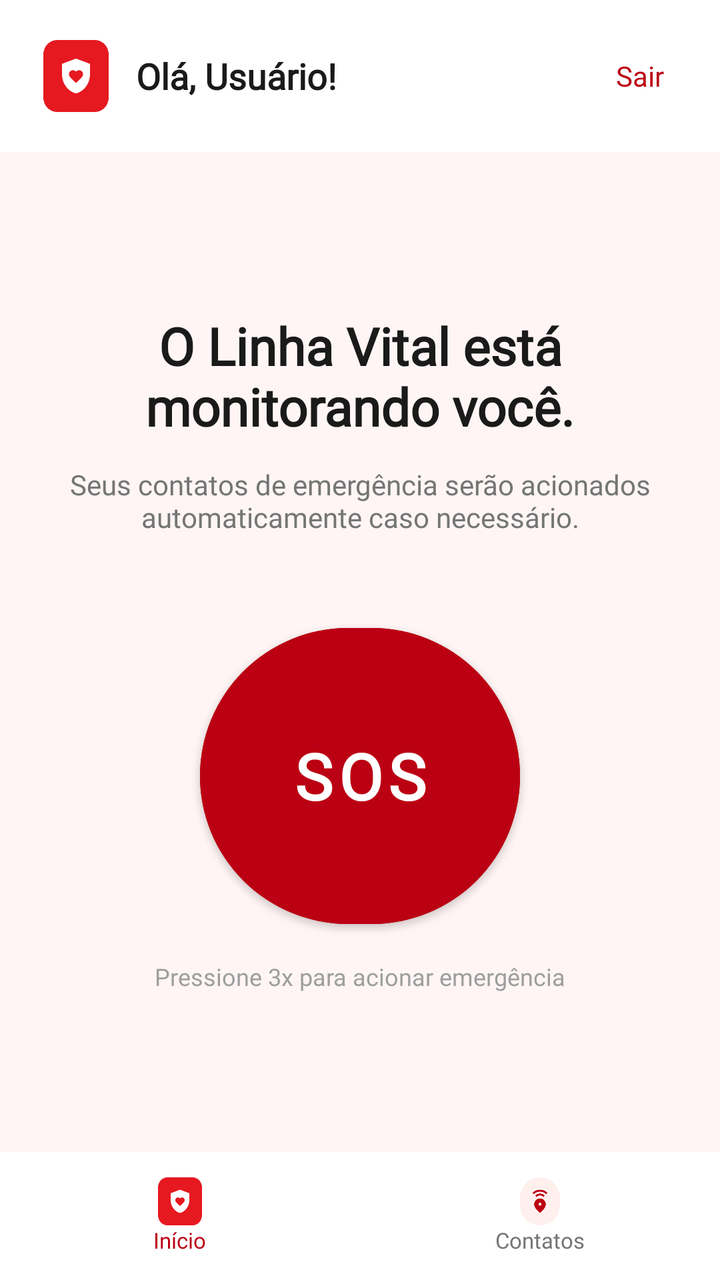
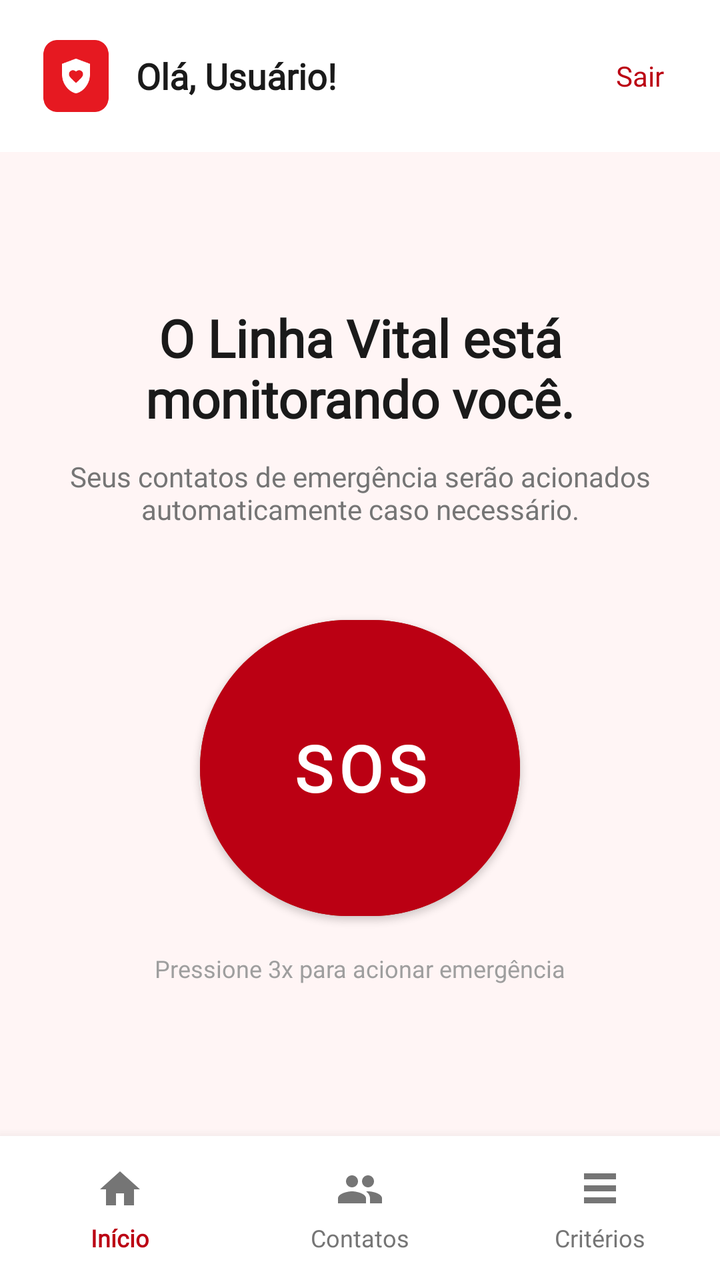

Before-and-after screenshots of an Android layout around one commit, followed by the original layout XML and the change that was made.
<!-- AndroidManifest.xml: activity theme Theme.MaterialComponents.Light.NoActionBar -->
<!-- res/layout/activity_home.xml -->
<?xml version="1.0" encoding="utf-8"?>
<LinearLayout
    android:id="@+id/rootHome"
    xmlns:android="http://schemas.android.com/apk/res/android"
    xmlns:app="http://schemas.android.com/apk/res-auto"
    android:layout_width="match_parent"
    android:layout_height="match_parent"
    android:orientation="vertical"
    android:background="#FFF5F5">

    
    <LinearLayout
        android:id="@+id/headerHome"
        android:layout_width="match_parent"
        android:layout_height="wrap_content"
        android:orientation="horizontal"
        android:gravity="center_vertical"
        android:padding="20dp"
        android:background="#FFFFFF">

        <ImageView
            android:layout_width="36dp"
            android:layout_height="36dp"
            android:src="@drawable/ic_logo"
            android:contentDescription="Logo" />

        <TextView
            android:id="@+id/tvBemVindo"
            android:layout_width="0dp"
            android:layout_height="wrap_content"
            android:layout_weight="1"
            android:text="Olá, Usuário!"
            android:textSize="18sp"
            android:textStyle="bold"
            android:textColor="#1A1A1A"
            android:layout_marginStart="12dp"
            android:fontFamily="@font/newsreader_regular" />

        <TextView
            android:id="@+id/btnLogout"
            android:layout_width="wrap_content"
            android:layout_height="wrap_content"
            android:text="Sair"
            android:textColor="#BB0013"
            android:textSize="14sp"
            android:fontFamily="@font/public_sans"
            android:padding="8dp" />
    </LinearLayout>

    
    <LinearLayout
        android:layout_width="match_parent"
        android:layout_height="0dp"
        android:layout_weight="1"
        android:orientation="vertical"
        android:gravity="center"
        android:padding="32dp">

        <TextView
            android:layout_width="match_parent"
            android:layout_height="wrap_content"
            android:text="O Linha Vital está\nmonitorando você."
            android:textSize="26sp"
            android:textStyle="bold"
            android:textColor="#1A1A1A"
            android:fontFamily="@font/newsreader_regular"
            android:gravity="center" />

        <TextView
            android:layout_width="match_parent"
            android:layout_height="wrap_content"
            android:text="Seus contatos de emergência serão acionados automaticamente caso necessário."
            android:textSize="14sp"
            android:textColor="#757575"
            android:fontFamily="@font/public_sans"
            android:gravity="center"
            android:layout_marginTop="12dp" />

        
        <com.google.android.material.button.MaterialButton
            android:id="@+id/btnSOS"
            android:layout_width="160dp"
            android:layout_height="160dp"
            android:text="SOS"
            android:textSize="32sp"
            android:textColor="#FFFFFF"
            android:textStyle="bold"
            android:fontFamily="@font/public_sans"
            android:layout_marginTop="40dp"
            android:backgroundTint="#BB0013"
            app:cornerRadius="80dp" />

        <TextView
            android:layout_width="wrap_content"
            android:layout_height="wrap_content"
            android:text="Pressione 3x para acionar emergência"
            android:textSize="12sp"
            android:textColor="#9E9E9E"
            android:fontFamily="@font/public_sans"
            android:layout_marginTop="12dp" />

    </LinearLayout>

    
    <LinearLayout
        android:id="@+id/bottomNavigationContainer"
        android:layout_width="match_parent"
        android:layout_height="wrap_content"
        android:orientation="vertical"
        android:background="#FFFFFF">

        <LinearLayout
            android:id="@+id/bottomNavigation"
            android:layout_width="match_parent"
            android:layout_height="64dp"
            android:orientation="horizontal"
            android:background="#FFFFFF"
            android:elevation="8dp">

            <LinearLayout
                android:id="@+id/btnNavHome"
                android:layout_width="0dp"
                android:layout_height="match_parent"
                android:layout_weight="1"
                android:orientation="vertical"
                android:gravity="center">

                <ImageView
                    android:layout_width="24dp"
                    android:layout_height="24dp"
                    android:src="@drawable/ic_logo"
                    android:contentDescription="Home" />

                <TextView
                    android:layout_width="wrap_content"
                    android:layout_height="wrap_content"
                    android:text="Início"
                    android:textSize="11sp"
                    android:textColor="#BB0013"
                    android:fontFamily="@font/public_sans" />
            </LinearLayout>

            <LinearLayout
                android:id="@+id/btnNavContatos"
                android:layout_width="0dp"
                android:layout_height="match_parent"
                android:layout_weight="1"
                android:orientation="vertical"
                android:gravity="center">

                <ImageView
                    android:layout_width="24dp"
                    android:layout_height="24dp"
                    android:src="@drawable/ic_ajuda_imediata"
                    android:contentDescription="Contatos" />

                <TextView
                    android:layout_width="wrap_content"
                    android:layout_height="wrap_content"
                    android:text="Contatos"
                    android:textSize="11sp"
                    android:textColor="#757575"
                    android:fontFamily="@font/public_sans" />
            </LinearLayout>

        </LinearLayout>
    </LinearLayout>

</LinearLayout>
<!-- resources referenced by this layout -->
<resources>
  <!-- drawable ic_ajuda_imediata: png bitmap (drawable, 5469 bytes) -->
  <!-- drawable ic_logo: png bitmap (drawable, 3103 bytes) -->
</resources>

<!-- the commit's change to res/layout/activity_home.xml (unified diff, before → after) -->
@@ -101,69 +101,119 @@
 
     </LinearLayout>
 
-    
+    <include layout="@layout/view_bottom_navigation" />
+
+</LinearLayout>
+<!-- res/layout/view_bottom_navigation.xml (included above) -->
+<?xml version="1.0" encoding="utf-8"?>
+<LinearLayout xmlns:android="http://schemas.android.com/apk/res/android"
+    android:id="@+id/bottomNavigationContainer"
+    android:layout_width="match_parent"
+    android:layout_height="wrap_content"
+    android:orientation="vertical"
+    android:background="#FFFFFF"
+    android:elevation="10dp">
+
     <LinearLayout
-        android:id="@+id/bottomNavigationContainer"
+        android:id="@+id/bottomNavigation"
         android:layout_width="match_parent"
-        android:layout_height="wrap_content"
-        android:orientation="vertical"
+        android:layout_height="72dp"
+        android:orientation="horizontal"
+        android:gravity="center"
         android:background="#FFFFFF">
 
         <LinearLayout
-            android:id="@+id/bottomNavigation"
-            android:layout_width="match_parent"
-            android:layout_height="64dp"
-            android:orientation="horizontal"
-            android:background="#FFFFFF"
-            android:elevation="8dp">
-
-            <LinearLayout
-                android:id="@+id/btnNavHome"
-                android:layout_width="0dp"
-                android:layout_height="match_parent"
-                android:layout_weight="1"
-                android:orientation="vertical"
-                android:gravity="center">
-
-                <ImageView
-                    android:layout_width="24dp"
-                    android:layout_height="24dp"
-                    android:src="@drawable/ic_logo"
-                    android:contentDescription="Home" />
-
-                <TextView
-                    android:layout_width="wrap_content"
-                    android:layout_height="wrap_content"
-                    android:text="Início"
-                    android:textSize="11sp"
-                    android:textColor="#BB0013"
-                    android:fontFamily="@font/public_sans" />
-            </LinearLayout>
-
-            <LinearLayout
-                android:id="@+id/btnNavContatos"
-                android:layout_width="0dp"
-                android:layout_height="match_parent"
-                android:layout_weight="1"
-                android:orientation="vertical"
-                android:gravity="center">
-
-                <ImageView
-                    android:layout_width="24dp"
-                    android:layout_height="24dp"
-                    android:src="@drawable/ic_ajuda_imediata"
-                    android:contentDescription="Contatos" />
-
-                <TextView
-                    android:layout_width="wrap_content"
-                    android:layout_height="wrap_content"
-                    android:text="Contatos"
-                    android:textSize="11sp"
-                    android:textColor="#757575"
-                    android:fontFamily="@font/public_sans" />
-            </LinearLayout>
-
+            android:id="@+id/btnNavHome"
+            android:layout_width="0dp"
+            android:layout_height="match_parent"
+            android:layout_weight="1"
+            android:orientation="vertical"
+            android:gravity="center"
+            android:paddingTop="8dp"
+            android:paddingBottom="6dp"
+            android:clickable="true"
+            android:focusable="true"
+            android:background="?attr/selectableItemBackgroundBorderless">
+
+            <ImageView
+                android:id="@+id/iconNavHome"
+                android:layout_width="24dp"
+                android:layout_height="24dp"
+                android:src="@drawable/ic_nav_home"
+                android:contentDescription="Início" />
+
+            <TextView
+                android:id="@+id/labelNavHome"
+                android:layout_width="wrap_content"
+                android:layout_height="wrap_content"
+                android:layout_marginTop="4dp"
+                android:text="Início"
+                android:textSize="12sp"
+                android:textStyle="bold"
+                android:textColor="#BB0013"
+                android:fontFamily="@font/public_sans" />
+        </LinearLayout>
+
+        <LinearLayout
+            android:id="@+id/btnNavContatos"
+            android:layout_width="0dp"
+            android:layout_height="match_parent"
+            android:layout_weight="1"
+            android:orientation="vertical"
+            android:gravity="center"
+            android:paddingTop="8dp"
+            android:paddingBottom="6dp"
+            android:clickable="true"
+            android:focusable="true"
+            android:background="?attr/selectableItemBackgroundBorderless">
+
+            <ImageView
+                android:id="@+id/iconNavContatos"
+                android:layout_width="24dp"
+                android:layout_height="24dp"
+                android:src="@drawable/ic_nav_contacts"
+                android:contentDescription="Contatos" />
+
+            <TextView
+                android:id="@+id/labelNavContatos"
+                android:layout_width="wrap_content"
+                android:layout_height="wrap_content"
+                android:layout_marginTop="4dp"
+                android:text="Contatos"
+                android:textSize="12sp"
+                android:textColor="#757575"
+                android:fontFamily="@font/public_sans" />
+        </LinearLayout>
+
+        <LinearLayout
+            android:id="@+id/btnNavCriterios"
+            android:layout_width="0dp"
+            android:layout_height="match_parent"
+            android:layout_weight="1"
+            android:orientation="vertical"
+            android:gravity="center"
+            android:paddingTop="8dp"
+            android:paddingBottom="6dp"
+            android:clickable="true"
+            android:focusable="true"
+            android:background="?attr/selectableItemBackgroundBorderless">
+
+            <ImageView
+                android:id="@+id/iconNavCriterios"
+                android:layout_width="24dp"
+                android:layout_height="24dp"
+                android:src="@drawable/ic_nav_criteria"
+                android:contentDescription="Critérios" />
+
+            <TextView
+                android:id="@+id/labelNavCriterios"
+                android:layout_width="wrap_content"
+                android:layout_height="wrap_content"
+                android:layout_marginTop="4dp"
+                android:text="Critérios"
+                android:textSize="12sp"
+                android:textColor="#757575"
+                android:fontFamily="@font/public_sans" />
         </LinearLayout>
     </LinearLayout>
-
 </LinearLayout>
<!-- resource entries referenced after the edit -->
@@ -1,6 +1,20 @@
 <!-- resources referenced by this layout -->
 <resources>
-  <!-- drawable ic_ajuda_imediata: png bitmap (drawable, 5469 bytes) -->
   <!-- drawable ic_logo: png bitmap (drawable, 3103 bytes) -->
+  <!-- drawable ic_nav_contacts (drawable) -->
+  <?xml version="1.0" encoding="utf-8"?>
+  <vector xmlns:android="http://schemas.android.com/apk/res/android" android:width="24dp" android:height="24dp" android:viewportWidth="24" android:viewportHeight="24">
+      <path android:fillColor="#757575" android:pathData="M16,11C17.66,11 19,9.66 19,8C19,6.34 17.66,5 16,5C14.34,5 13,6.34 13,8C13,9.66 14.34,11 16,11M8,11C9.66,11 11,9.66 11,8C11,6.34 9.66,5 8,5C6.34,5 5,6.34 5,8C5,9.66 6.34,11 8,11M8,13C5.67,13 1,14.17 1,16.5V19H15V16.5C15,14.17 10.33,13 8,13M16,13C15.71,13 15.38,13.02 15.03,13.05C16.17,13.87 17,15.05 17,16.5V19H23V16.5C23,14.17 18.33,13 16,13Z"/>
+  </vector>
+  <!-- drawable ic_nav_criteria (drawable) -->
+  <?xml version="1.0" encoding="utf-8"?>
+  <vector xmlns:android="http://schemas.android.com/apk/res/android" android:width="24dp" android:height="24dp" android:viewportWidth="24" android:viewportHeight="24">
+      <path android:fillColor="#757575" android:pathData="M4,4H20V7H4V4M4,10H20V13H4V10M4,16H20V19H4V16Z"/>
+  </vector>
+  <!-- drawable ic_nav_home (drawable) -->
+  <?xml version="1.0" encoding="utf-8"?>
+  <vector xmlns:android="http://schemas.android.com/apk/res/android" android:width="24dp" android:height="24dp" android:viewportWidth="24" android:viewportHeight="24">
+      <path android:fillColor="#757575" android:pathData="M10,20V14H14V20H19V12H22L12,3L2,12H5V20H10Z"/>
+  </vector>
 </resources>
 
